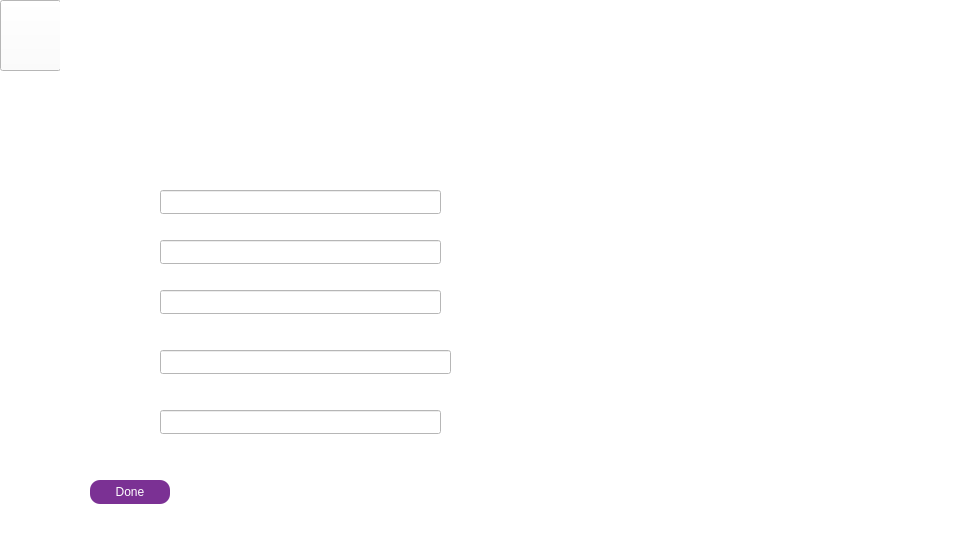
This is budget.ui in Nirjaraa/spendwise as Qt 5 draws it before an edit. The edited form follows.
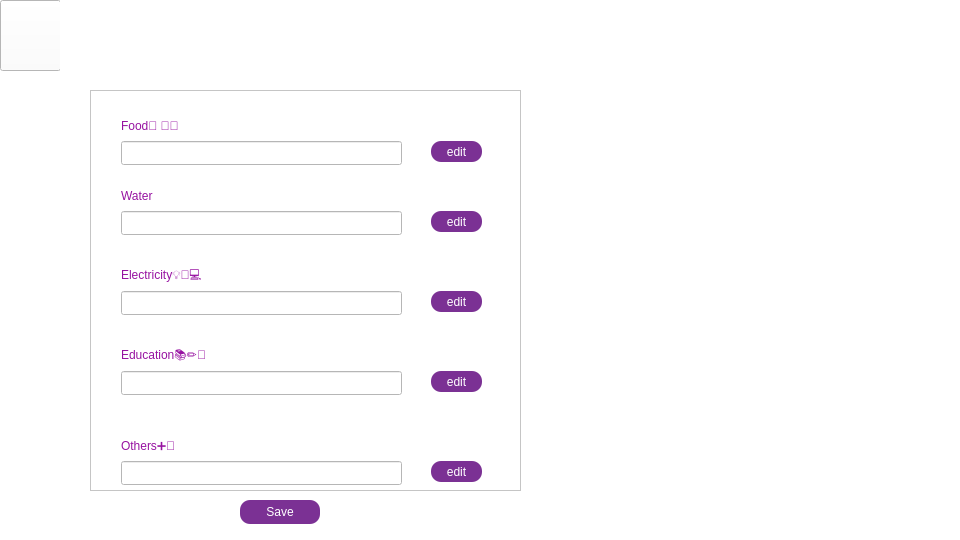
This is the edited form. Icons and pictures are not drawn.

```diff
--- a/budget.ui
+++ b/budget.ui
@@ -20,10 +20,10 @@
    <widget class="QLabel" name="label_4">
     <property name="geometry">
      <rect>
-      <x>650</x>
-      <y>100</y>
-      <width>281</width>
-      <height>341</height>
+      <x>570</x>
+      <y>80</y>
+      <width>321</width>
+      <height>391</height>
      </rect>
     </property>
     <property name="styleSheet">
@@ -52,8 +52,8 @@
    <widget class="QPushButton" name="pushButton">
     <property name="geometry">
      <rect>
-      <x>90</x>
-      <y>480</y>
+      <x>240</x>
+      <y>500</y>
       <width>80</width>
       <height>24</height>
      </rect>
@@ -70,57 +70,7 @@
 </string>
     </property>
     <property name="text">
-     <string>Done</string>
-    </property>
-   </widget>
-   <widget class="QLineEdit" name="lineEdit_3">
-    <property name="geometry">
-     <rect>
-      <x>160</x>
-      <y>190</y>
-      <width>281</width>
-      <height>24</height>
-     </rect>
-    </property>
-   </widget>
-   <widget class="QLineEdit" name="lineEdit_4">
-    <property name="geometry">
-     <rect>
-      <x>160</x>
-      <y>240</y>
-      <width>281</width>
-      <height>24</height>
-     </rect>
-    </property>
-   </widget>
-   <widget class="QLineEdit" name="lineEdit_5">
-    <property name="geometry">
-     <rect>
-      <x>160</x>
-      <y>290</y>
-      <width>281</width>
-      <height>24</height>
-     </rect>
-    </property>
-   </widget>
-   <widget class="QLineEdit" name="lineEdit_6">
-    <property name="geometry">
-     <rect>
-      <x>160</x>
-      <y>410</y>
-      <width>281</width>
-      <height>24</height>
-     </rect>
-    </property>
-   </widget>
-   <widget class="QLineEdit" name="lineEdit_7">
-    <property name="geometry">
-     <rect>
-      <x>160</x>
-      <y>350</y>
-      <width>291</width>
-      <height>24</height>
-     </rect>
+     <string>Save</string>
     </property>
    </widget>
    <widget class="QPushButton" name="back">
@@ -161,6 +111,316 @@
      <string>  BUDGET</string>
     </property>
    </widget>
+   <widget class="QScrollArea" name="scrollArea">
+    <property name="geometry">
+     <rect>
+      <x>90</x>
+      <y>90</y>
+      <width>431</width>
+      <height>401</height>
+     </rect>
+    </property>
+    <property name="widgetResizable">
+     <bool>true</bool>
+    </property>
+    <widget class="QWidget" name="scrollAreaWidgetContents">
+     <property name="geometry">
+      <rect>
+       <x>0</x>
+       <y>0</y>
+       <width>429</width>
+       <height>399</height>
+      </rect>
+     </property>
+     <widget class="QLineEdit" name="lineEdit_6">
+      <property name="geometry">
+       <rect>
+        <x>30</x>
+        <y>200</y>
+        <width>281</width>
+        <height>24</height>
+       </rect>
+      </property>
+     </widget>
+     <widget class="QLineEdit" name="lineEdit_7">
+      <property name="geometry">
+       <rect>
+        <x>30</x>
+        <y>280</y>
+        <width>281</width>
+        <height>24</height>
+       </rect>
+      </property>
+     </widget>
+     <widget class="QLineEdit" name="lineEdit_4">
+      <property name="geometry">
+       <rect>
+        <x>30</x>
+        <y>120</y>
+        <width>281</width>
+        <height>24</height>
+       </rect>
+      </property>
+     </widget>
+     <widget class="QLineEdit" name="lineEdit_3">
+      <property name="geometry">
+       <rect>
+        <x>30</x>
+        <y>50</y>
+        <width>281</width>
+        <height>24</height>
+       </rect>
+      </property>
+     </widget>
+     <widget class="QLineEdit" name="lineEdit_5">
+      <property name="geometry">
+       <rect>
+        <x>30</x>
+        <y>370</y>
+        <width>281</width>
+        <height>24</height>
+       </rect>
+      </property>
+     </widget>
+     <widget class="QPushButton" name="pushButton_7">
+      <property name="geometry">
+       <rect>
+        <x>340</x>
+        <y>50</y>
+        <width>51</width>
+        <height>21</height>
+       </rect>
+      </property>
+      <property name="styleSheet">
+       <string notr="true">
+border-image: url(:/resources/p7.jpg);
+font: 12pt &quot;Bahnschrift&quot;;
+border-color: none;
+color: rgb(255, 255, 255);
+background-color: rgb(123,49,148);
+border-radius: 10px;
+
+</string>
+      </property>
+      <property name="text">
+       <string>edit</string>
+      </property>
+     </widget>
+     <widget class="QPushButton" name="pushButton_8">
+      <property name="geometry">
+       <rect>
+        <x>340</x>
+        <y>370</y>
+        <width>51</width>
+        <height>21</height>
+       </rect>
+      </property>
+      <property name="styleSheet">
+       <string notr="true">
+border-image: url(:/resources/p7.jpg);
+font: 12pt &quot;Bahnschrift&quot;;
+border-color: none;
+color: rgb(255, 255, 255);
+background-color: rgb(123,49,148);
+border-radius: 10px;
+
+</string>
+      </property>
+      <property name="text">
+       <string>edit</string>
+      </property>
+     </widget>
+     <widget class="QPushButton" name="pushButton_9">
+      <property name="geometry">
+       <rect>
+        <x>340</x>
+        <y>280</y>
+        <width>51</width>
+        <height>21</height>
+       </rect>
+      </property>
+      <property name="styleSheet">
+       <string notr="true">
+border-image: url(:/resources/p7.jpg);
+font: 12pt &quot;Bahnschrift&quot;;
+border-color: none;
+color: rgb(255, 255, 255);
+background-color: rgb(123,49,148);
+border-radius: 10px;
+
+</string>
+      </property>
+      <property name="text">
+       <string>edit</string>
+      </property>
+     </widget>
+     <widget class="QPushButton" name="pushButton_10">
+      <property name="geometry">
+       <rect>
+        <x>340</x>
+        <y>200</y>
+        <width>51</width>
+        <height>21</height>
+       </rect>
+      </property>
+      <property name="styleSheet">
+       <string notr="true">
+border-image: url(:/resources/p7.jpg);
+font: 12pt &quot;Bahnschrift&quot;;
+border-color: none;
+color: rgb(255, 255, 255);
+background-color: rgb(123,49,148);
+border-radius: 10px;
+
+</string>
+      </property>
+      <property name="text">
+       <string>edit</string>
+      </property>
+     </widget>
+     <widget class="QPushButton" name="pushButton_11">
+      <property name="geometry">
+       <rect>
+        <x>340</x>
+        <y>120</y>
+        <width>51</width>
+        <height>21</height>
+       </rect>
+      </property>
+      <property name="styleSheet">
+       <string notr="true">
+border-image: url(:/resources/p7.jpg);
+font: 12pt &quot;Bahnschrift&quot;;
+border-color: none;
+color: rgb(255, 255, 255);
+background-color: rgb(123,49,148);
+border-radius: 10px;
+
+</string>
+      </property>
+      <property name="text">
+       <string>edit</string>
+      </property>
+     </widget>
+     <widget class="QLabel" name="label">
+      <property name="geometry">
+       <rect>
+        <x>30</x>
+        <y>20</y>
+        <width>121</width>
+        <height>31</height>
+       </rect>
+      </property>
+      <property name="styleSheet">
+       <string notr="true">font: 14pt &quot;Bahnschrift&quot;;
+color:rgb(151, 18, 161);</string>
+      </property>
+      <property name="text">
+       <string>&lt;html&gt;&lt;head/&gt;&lt;body&gt;&lt;p&gt;Food🍕 🍝🥕&lt;/p&gt;&lt;/body&gt;&lt;/html&gt;</string>
+      </property>
+     </widget>
+     <widget class="QLabel" name="label_2">
+      <property name="geometry">
+       <rect>
+        <x>30</x>
+        <y>250</y>
+        <width>161</width>
+        <height>31</height>
+       </rect>
+      </property>
+      <property name="styleSheet">
+       <string notr="true">font: 14pt &quot;Bahnschrift&quot;;
+color:rgb(151, 18, 161);</string>
+      </property>
+      <property name="text">
+       <string>&lt;html&gt;&lt;head/&gt;&lt;body&gt;&lt;p&gt;Education📚✏️🏫&lt;/p&gt;&lt;/body&gt;&lt;/html&gt;</string>
+      </property>
+     </widget>
+     <widget class="QLabel" name="label_3">
+      <property name="geometry">
+       <rect>
+        <x>30</x>
+        <y>340</y>
+        <width>121</width>
+        <height>31</height>
+       </rect>
+      </property>
+      <property name="styleSheet">
+       <string notr="true">font: 14pt &quot;Bahnschrift&quot;;
+color:rgb(151, 18, 161);</string>
+      </property>
+      <property name="text">
+       <string>&lt;html&gt;&lt;head/&gt;&lt;body&gt;&lt;p&gt;Others➕🧾&lt;/p&gt;&lt;/body&gt;&lt;/html&gt;</string>
+      </property>
+     </widget>
+     <widget class="QLabel" name="label_6">
+      <property name="geometry">
+       <rect>
+        <x>30</x>
+        <y>170</y>
+        <width>161</width>
+        <height>31</height>
+       </rect>
+      </property>
+      <property name="styleSheet">
+       <string notr="true">font: 14pt &quot;Bahnschrift&quot;;
+color:rgb(151, 18, 161);</string>
+      </property>
+      <property name="text">
+       <string>&lt;html&gt;&lt;head/&gt;&lt;body&gt;&lt;p&gt;Electricity💡🔌💻&lt;/p&gt;&lt;/body&gt;&lt;/html&gt;</string>
+      </property>
+     </widget>
+     <widget class="QLabel" name="label_7">
+      <property name="geometry">
+       <rect>
+        <x>30</x>
+        <y>90</y>
+        <width>61</width>
+        <height>31</height>
+       </rect>
+      </property>
+      <property name="styleSheet">
+       <string notr="true">font: 14pt &quot;Bahnschrift&quot;;
+color:rgb(151, 18, 161);</string>
+      </property>
+      <property name="text">
+       <string>&lt;html&gt;&lt;head/&gt;&lt;body&gt;&lt;p&gt;Water&lt;/p&gt;&lt;/body&gt;&lt;/html&gt;</string>
+      </property>
+     </widget>
+     <widget class="QLabel" name="label_8">
+      <property name="geometry">
+       <rect>
+        <x>90</x>
+        <y>90</y>
+        <width>61</width>
+        <height>21</height>
+       </rect>
+      </property>
+      <property name="styleSheet">
+       <string notr="true">border-image:url(:/resources/water.png)</string>
+      </property>
+      <property name="text">
+       <string/>
+      </property>
+     </widget>
+     <zorder>label</zorder>
+     <zorder>label_7</zorder>
+     <zorder>label_6</zorder>
+     <zorder>label_2</zorder>
+     <zorder>label_3</zorder>
+     <zorder>lineEdit_6</zorder>
+     <zorder>lineEdit_7</zorder>
+     <zorder>lineEdit_4</zorder>
+     <zorder>lineEdit_3</zorder>
+     <zorder>lineEdit_5</zorder>
+     <zorder>pushButton_7</zorder>
+     <zorder>pushButton_8</zorder>
+     <zorder>pushButton_9</zorder>
+     <zorder>pushButton_10</zorder>
+     <zorder>pushButton_11</zorder>
+     <zorder>label_8</zorder>
+    </widget>
+   </widget>
   </widget>
  </widget>
  <resources/>
```
